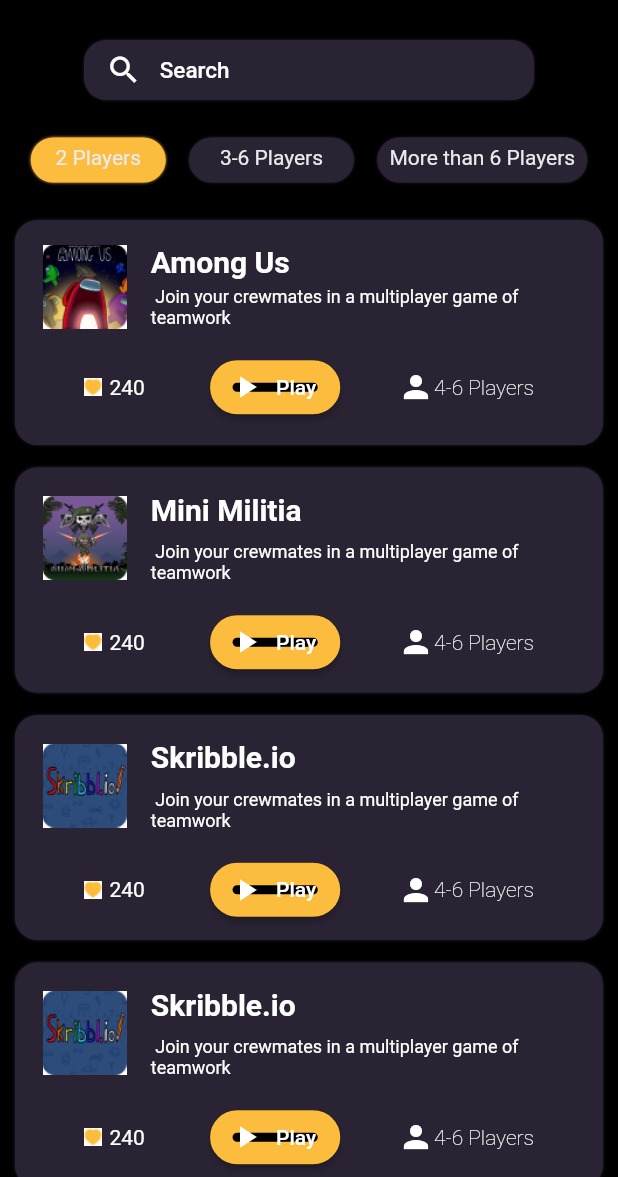
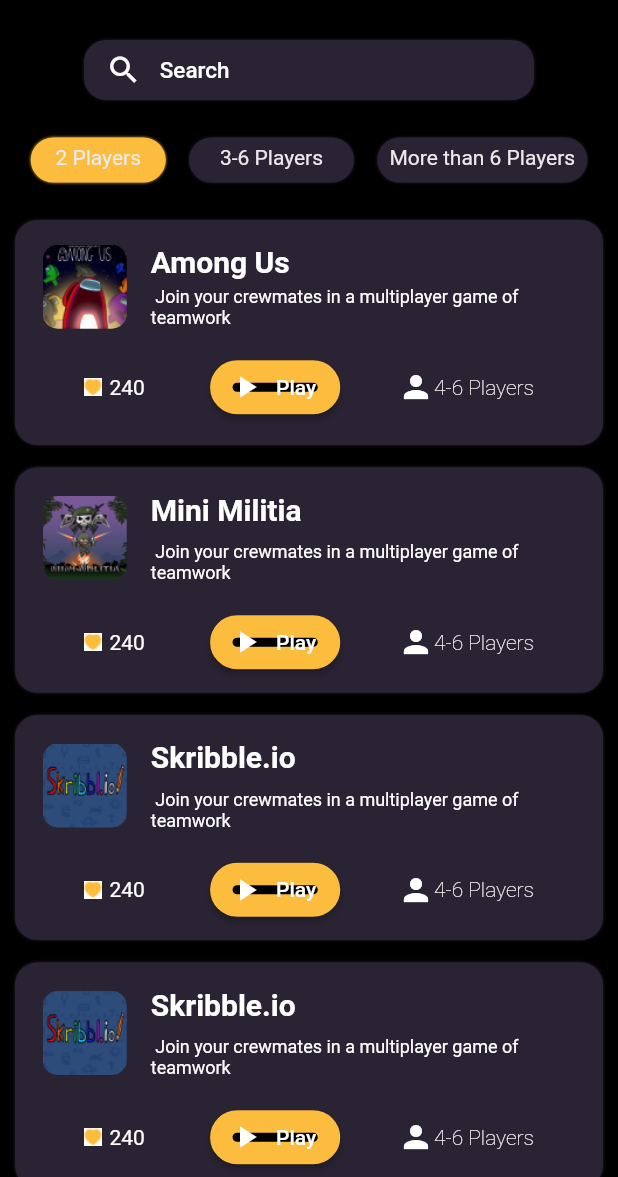
Before and after one commit to Siva-coder676/fidigme2, a Flutter app: the screen it shows after launch, on a phone screen of 412 x 824 dp, the part 59-1236 px from its top. Run offline on Flutter 3.47's test engine with Material 2 defaults, Android fonts, the phone set to English and light mode, and no system bars; Roboto replaces fonts that are missing (vgarounded).

Commit message:
issue fixed

```diff
--- a/fidigame/lib/Fidigame/fidigame.dart
+++ b/fidigame/lib/Fidigame/fidigame.dart
@@ -102,7 +102,16 @@ class _FidiGameState extends State<FidiGame> {
                               Container(
                                 margin: EdgeInsets.symmetric(vertical: 10.0),
                                 child: ListTile(
-                                    leading: Image.asset("assets/amongus.jpg"),
+                                  leading: ClipRRect(
+                                    borderRadius:
+                                        new BorderRadius.circular(10.0),
+                                    child: Image(
+                                      fit: BoxFit.fill,
+                                      image: AssetImage('assets/amongus.jpg'),
+
+                                    ),
+                                  ),
+
                                   title: Padding(
                                     padding: EdgeInsets.only(bottom: 5.0),
                                     child: Text(
@@ -122,31 +131,32 @@ class _FidiGameState extends State<FidiGame> {
                                 ),
                               ),
                             ],
-                            )
-                        ),
+                          )),
                           Padding(
                             padding: EdgeInsets.all(3.0),
                             child: new Container(
                               margin: EdgeInsets.all(2.0),
                               width: double.infinity,
                               height: 40,
-                            // color: Colors.white,
                               child: Row(
-                              mainAxisAlignment: MainAxisAlignment.spaceEvenly,
+                                mainAxisAlignment:
+                                    MainAxisAlignment.spaceEvenly,
                                 children: [
                                   Row(
                                     children: [
                                       GestureDetector(
-                                      child:  Image.asset("assets/like.jpg"),
+                                        child: Image.asset("assets/like.jpg"),
                                       ),
                                       SizedBox(
                                         height: 2.0,
                                       ),
                                       Padding(
                                         padding: EdgeInsets.all(5.0),
-                                      child: new Text("240",style: new TextStyle(
-                                          color: Colors.white
-                                      ),),
+                                        child: new Text(
+                                          "240",
+                                          style: new TextStyle(
+                                              color: Colors.white),
+                                        ),
                                       )
                                     ],
                                   ),
@@ -159,32 +169,32 @@ class _FidiGameState extends State<FidiGame> {
                                       shape: RoundedRectangleBorder(
                                         side: BorderSide(
                                             width: 15.0,
-                                          color: Color(0xffFCBC3D)
-                                      ),
-                                      borderRadius: BorderRadius.circular(32.0),
-
+                                            color: Color(0xffFCBC3D)),
+                                        borderRadius:
+                                            BorderRadius.circular(32.0),
                                       ),
                                     ),
-
                                   ),
-
                                   new Row(
                                     children: [
-                                    Icon(Icons.person_sharp,color: Colors.white,),
-                                    new Text("4-6 Players",style: new TextStyle(
+                                      Icon(
+                                        Icons.person_sharp,
                                         color: Colors.white,
-                                        fontWeight: FontWeight.w100
-                                    ),)
+                                      ),
+                                      new Text(
+                                        "4-6 Players",
+                                        style: new TextStyle(
+                                            color: Colors.white,
+                                            fontWeight: FontWeight.w100),
+                                      )
                                     ],
                                   )
                                 ],
                               ),
                             ),
                           )
-
                         ],
-                    )
-                  ),
+                      )),
                 ],
               ),
               SizedBox(height: 15.0),
@@ -206,10 +216,7 @@ class _FidiGameState extends State<FidiGame> {
                           color: Color(0xff292333),
                         )
                       ],
-                      border:
-                          Border.all(width: 2.5,
-                              color: Color(0xff292333)
-                          ),
+                      border: Border.all(width: 2.5, color: Color(0xff292333)),
                       shape: BoxShape.rectangle,
                     ),
                     child: Column(
@@ -220,7 +227,15 @@ class _FidiGameState extends State<FidiGame> {
                             Container(
                               margin: EdgeInsets.symmetric(vertical: 10.0),
                               child: ListTile(
-                                    leading: Image.asset("assets/minimiltia.jpg"),
+                                leading: ClipRRect(
+                                    borderRadius:
+                                        new BorderRadius.circular(10.0),
+                                    child: Image(
+                                      fit: BoxFit.fill,
+                                      image: AssetImage('assets/minimiltia.jpg'),
+
+                                    ),
+                                  ),
                                 title: Padding(
                                   padding: EdgeInsets.only(bottom: 10.0),
                                   child: Text(
@@ -240,31 +255,34 @@ class _FidiGameState extends State<FidiGame> {
                               ),
                             ),
                           ],
-                            )
-                        ),
+                        )),
                         Padding(
                           padding: EdgeInsets.all(3.0),
                           child: new Container(
                             margin: EdgeInsets.all(2.0),
                             width: double.infinity,
                             height: 40,
-                           // color: Colors.white,
                             child: Row(
                               mainAxisAlignment: MainAxisAlignment.spaceEvenly,
                               children: [
                                 Row(
                                   children: [
                                     GestureDetector(
-                                      child:  Image.asset("assets/like.jpg"),
+                                      onTap: ()=>{
+                                        print("Like button is tapped")
+                                      },
+                                      child: Image.asset("assets/like.jpg"),
                                     ),
                                     SizedBox(
                                       height: 2.0,
                                     ),
                                     Padding(
                                       padding: EdgeInsets.all(5.0),
-                                      child: new Text("240",style: new TextStyle(
-                                        color: Colors.white
-                                      ),),
+                                      child: new Text(
+                                        "240",
+                                        style:
+                                            new TextStyle(color: Colors.white),
+                                      ),
                                     )
                                   ],
                                 ),
@@ -277,22 +295,23 @@ class _FidiGameState extends State<FidiGame> {
                                     shape: RoundedRectangleBorder(
                                       side: BorderSide(
                                           width: 15.0,
-                                        color: Color(0xffFCBC3D)
-                                      ),
+                                          color: Color(0xffFCBC3D)),
                                       borderRadius: BorderRadius.circular(32.0),
-
                                     ),
                                   ),
-
                                 ),
-
                                 new Row(
                                   children: [
-                                    Icon(Icons.person_sharp,color: Colors.white,),
-                                    new Text("4-6 Players",style: new TextStyle(
+                                    Icon(
+                                      Icons.person_sharp,
                                       color: Colors.white,
-                                      fontWeight: FontWeight.w100
-                                    ),)
+                                    ),
+                                    new Text(
+                                      "4-6 Players",
+                                      style: new TextStyle(
+                                          color: Colors.white,
+                                          fontWeight: FontWeight.w100),
+                                    )
                                   ],
                                 )
                               ],
@@ -300,9 +319,7 @@ class _FidiGameState extends State<FidiGame> {
                           ),
                         )
                       ],
-
                     ),
-
                   ),
                 ],
               ),
@@ -337,7 +354,15 @@ class _FidiGameState extends State<FidiGame> {
                               Container(
                                 margin: EdgeInsets.symmetric(vertical: 10.0),
                                 child: ListTile(
-                                    leading: Image.asset("assets/skribble.jpg"),
+                                  leading:ClipRRect(
+                                    borderRadius:
+                                        new BorderRadius.circular(10.0),
+                                    child: Image(
+                                      fit: BoxFit.fill,
+                                      image: AssetImage('assets/skribble.jpg'),
+
+                                    ),
+                                  ),
                                   title: Padding(
                                     padding: EdgeInsets.only(bottom: 10.0),
                                     child: Text(
@@ -366,21 +391,24 @@ class _FidiGameState extends State<FidiGame> {
                               height: 40,
                               // color: Colors.white,
                               child: Row(
-                              mainAxisAlignment: MainAxisAlignment.spaceEvenly,
+                                mainAxisAlignment:
+                                    MainAxisAlignment.spaceEvenly,
                                 children: [
                                   Row(
                                     children: [
                                       GestureDetector(
-                                      child:  Image.asset("assets/like.jpg"),
+                                        child: Image.asset("assets/like.jpg"),
                                       ),
                                       SizedBox(
                                         height: 2.0,
                                       ),
                                       Padding(
                                         padding: EdgeInsets.all(5.0),
-                                      child: new Text("240",style: new TextStyle(
-                                          color: Colors.white
-                                      ),),
+                                        child: new Text(
+                                          "240",
+                                          style: new TextStyle(
+                                              color: Colors.white),
+                                        ),
                                       )
                                     ],
                                   ),
@@ -393,32 +421,32 @@ class _FidiGameState extends State<FidiGame> {
                                       shape: RoundedRectangleBorder(
                                         side: BorderSide(
                                             width: 15.0,
-                                          color: Color(0xffFCBC3D)
-                                      ),
-                                      borderRadius: BorderRadius.circular(32.0),
-
+                                            color: Color(0xffFCBC3D)),
+                                        borderRadius:
+                                            BorderRadius.circular(32.0),
                                       ),
                                     ),
-
                                   ),
-
                                   new Row(
                                     children: [
-                                    Icon(Icons.person_sharp,color: Colors.white,),
-                                    new Text("4-6 Players",style: new TextStyle(
+                                      Icon(
+                                        Icons.person_sharp,
                                         color: Colors.white,
-                                        fontWeight: FontWeight.w100
-                                    ),)
+                                      ),
+                                      new Text(
+                                        "4-6 Players",
+                                        style: new TextStyle(
+                                            color: Colors.white,
+                                            fontWeight: FontWeight.w100),
+                                      )
                                     ],
                                   )
                                 ],
                               ),
                             ),
                           )
-
                         ],
-                    )
-                  ),
+                      )),
                 ],
               ),
               SizedBox(height: 15.0),
@@ -453,7 +481,15 @@ class _FidiGameState extends State<FidiGame> {
                                 Container(
                                   margin: EdgeInsets.symmetric(vertical: 10.0),
                                   child: ListTile(
-                                      leading: Image.asset("assets/skribble.jpg"),
+                                    leading: ClipRRect(
+                                    borderRadius:
+                                        new BorderRadius.circular(10.0),
+                                    child: Image(
+                                      fit: BoxFit.fill,
+                                      image: AssetImage('assets/skribble.jpg'),
+
+                                    ),
+                                  ),
                                     title: Padding(
                                       padding: EdgeInsets.only(bottom: 10.0),
                                       child: Text(
@@ -480,23 +516,25 @@ class _FidiGameState extends State<FidiGame> {
                                 margin: EdgeInsets.all(2.0),
                                 width: double.infinity,
                                 height: 40,
-                              // color: Colors.white,
                                 child: Row(
-                                mainAxisAlignment: MainAxisAlignment.spaceEvenly,
+                                  mainAxisAlignment:
+                                      MainAxisAlignment.spaceEvenly,
                                   children: [
                                     Row(
                                       children: [
                                         GestureDetector(
-                                        child:  Image.asset("assets/like.jpg"),
+                                          child: Image.asset("assets/like.jpg"),
                                         ),
                                         SizedBox(
                                           height: 2.0,
                                         ),
                                         Padding(
                                           padding: EdgeInsets.all(5.0),
-                                        child: new Text("240",style: new TextStyle(
-                                            color: Colors.white
-                                        ),),
+                                          child: new Text(
+                                            "240",
+                                            style: new TextStyle(
+                                                color: Colors.white),
+                                          ),
                                         )
                                       ],
                                     ),
@@ -509,22 +547,24 @@ class _FidiGameState extends State<FidiGame> {
                                         shape: RoundedRectangleBorder(
                                           side: BorderSide(
                                               width: 15.0,
-                                            color: Color(0xffFCBC3D)
-                                        ),
-                                        borderRadius: BorderRadius.circular(32.0),
-
+                                              color: Color(0xffFCBC3D)),
+                                          borderRadius:
+                                              BorderRadius.circular(32.0),
                                         ),
                                       ),
-
                                     ),
-
                                     new Row(
                                       children: [
-                                      Icon(Icons.person_sharp,color: Colors.white,),
-                                      new Text("4-6 Players",style: new TextStyle(
+                                        Icon(
+                                          Icons.person_sharp,
                                           color: Colors.white,
-                                          fontWeight: FontWeight.w100
-                                      ),)
+                                        ),
+                                        new Text(
+                                          "4-6 Players",
+                                          style: new TextStyle(
+                                              color: Colors.white,
+                                              fontWeight: FontWeight.w100),
+                                        )
                                       ],
                                     )
                                   ],
@@ -532,8 +572,7 @@ class _FidiGameState extends State<FidiGame> {
                               ),
                             )
                           ],
-                      )
-                    ),
+                        )),
                   ),
                 ],
               ),
@@ -548,31 +587,24 @@ class _FidiGameState extends State<FidiGame> {
                       borderRadius: BorderRadius.circular(10.0),
                       side: BorderSide(color: Color(0xffFCBC3D))),
                   color: Color(0xffFCBC3D),
-                  onPressed: () {
-
-                  },
+                  onPressed: () {},
                   child: Row(
                     children: [
                       new Text(
-                        "+",style: new TextStyle(
-                        color: Colors.black
-                      ),
+                        "+",
+                        style: new TextStyle(color: Colors.black),
                       ),
                       SizedBox(
                         width: 4.0,
                       ),
-
                       Text(
                         "Add Game",
-
                         style: new TextStyle(
                             color: Colors.black,
                             fontSize: 15.0,
                             fontFamily: 'vgarounded'),
                       ),
-
                     ],
-
                   ),
                 ),
               ),
```
Lines whose indentation alone changed are shown as unchanged.
